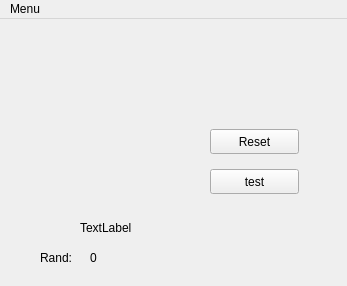
wojtek726/challange, file Minesweeper_18_Qt/Minesweeper/mainwindow.ui: the form before one commit.
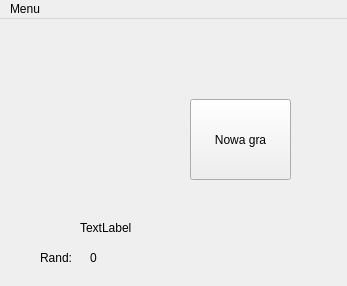
The form after the commit.

```diff
--- a/Minesweeper_18_Qt/Minesweeper/mainwindow.ui
+++ b/Minesweeper_18_Qt/Minesweeper/mainwindow.ui
@@ -69,27 +69,14 @@
    <widget class="QPushButton" name="b_reset">
     <property name="geometry">
      <rect>
-      <x>210</x>
-      <y>110</y>
-      <width>89</width>
-      <height>25</height>
+      <x>190</x>
+      <y>80</y>
+      <width>101</width>
+      <height>81</height>
      </rect>
     </property>
     <property name="text">
-     <string>Reset</string>
-    </property>
-   </widget>
-   <widget class="QPushButton" name="b_test">
-    <property name="geometry">
-     <rect>
-      <x>210</x>
-      <y>150</y>
-      <width>89</width>
-      <height>25</height>
-     </rect>
-    </property>
-    <property name="text">
-     <string>test</string>
+     <string>Nowa gra</string>
     </property>
    </widget>
   </widget>
```
Left out of the diff: 6 changed lines with no effect on the pictures.
